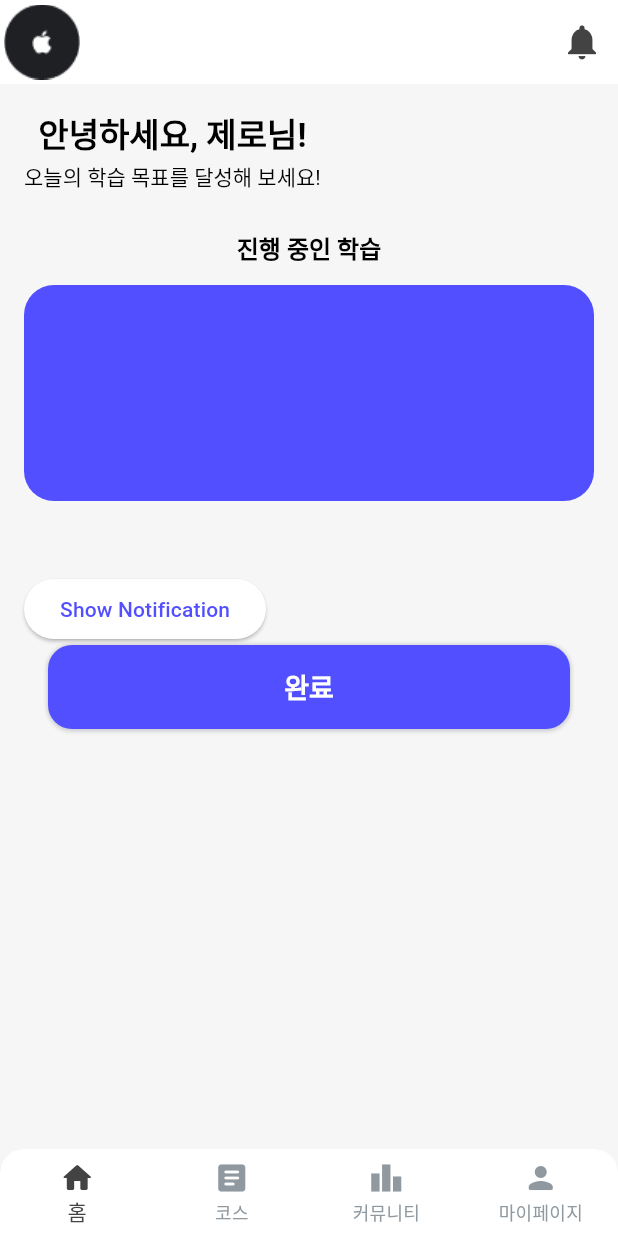
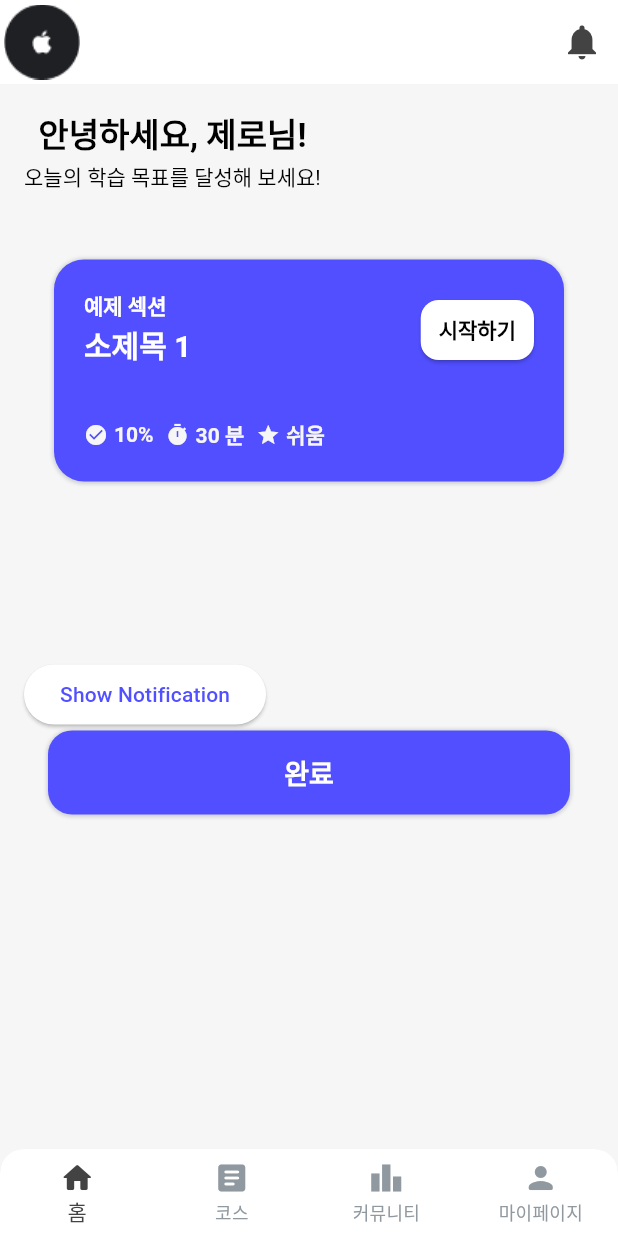
Before and after one commit to ChristineKangHee/Glang, a Flutter app: the screen it shows after launch, on a phone screen of 412 x 824 dp. Run offline on Flutter 3.47's test engine with Material 3 defaults, Android fonts, the phone set to English and light mode, and no system bars; our stand-ins replace easy_localization, firebase_auth, firebase_core, flutter_dotenv, flutter_local_notifications, flutter_riverpod and 2 more; accounts and stored records are empty; Roboto replaces fonts that are missing (Pretendard); project files that could hold a hidden picture were left out.

```diff
--- a/lib/view/home/home.dart
+++ b/lib/view/home/home.dart
@@ -12,10 +12,12 @@ import 'package:readventure/viewmodel/app_state_controller.dart';
 import 'package:readventure/viewmodel/theme_controller.dart';
 import 'package:readventure/theme/theme.dart';
 import 'package:readventure/theme/font.dart';
+import '../../model/section_data.dart';
 import '../../viewmodel/custom_colors_provider.dart';
 import '../../viewmodel/notification_controller.dart';
 import '../components/custom_app_bar.dart';
 import '../components/custom_button.dart';
+import '../course/popup_component.dart';
 import 'example.dart';
 
 class MyHomePage extends ConsumerWidget { // ConsumerWidget으로 변경
@@ -28,6 +30,21 @@ class MyHomePage extends ConsumerWidget { // ConsumerWidget으로 변경
     var screenWidth = MediaQuery.of(context).size.width;
     var screenHeight = MediaQuery.of(context).size.height;
     final name = "제로";
+    final data = SectionData(
+      section: 1,
+      title: "예제 섹션",
+      subdetailTitle: ["소제목 1"],
+      textContents: ["이 섹션에서는 학습 목표를 달성하는 방법을 배웁니다."],
+      achievement: ['10'],
+      totalTime: ['30'],
+      difficultyLevel: ["쉬움"],
+      imageUrls: ['https://www.google.com/url?sa=i&url=https%3A%2F%2Fm.health.chosun.com%2Fsvc%2Fnews_view.html%3Fcontid%3D2023071701758&psig=AOvVaw15uCYdRE77x_VcSo5nt8IE&ust=1736318472714000&source=images&cd=vfe&opi=89978449&ved=0CBQQjRxqFwoTCMjLv8CA44oDFQAAAAAdAAAAABAE',],
+      missions: [['미션 1-1', '미션 1-2', '미션 1-3', '미션 1-4', '미션 1-5', '미션 1-6'],],
+      effects: [['미션 1-1', '미션 1-2', '미션 1-3',],],
+      status: ["start",],
+      sectionDetail: '중급 코스의 설명 내용입니다.', // 상태값 예시
+    );
+
 
     return Scaffold(
       backgroundColor: customColors.neutral90,
@@ -47,26 +64,19 @@ class MyHomePage extends ConsumerWidget { // ConsumerWidget으로 변경
                   ],
                 ),
                 SizedBox(height: 24,),
-                Column(
-                  children: [
-                    Text("진행 중인 학습", style: body_small_semi(context),),
-                    SizedBox(height: 12,),
-                    Container(
-                      width: screenWidth,
-                      height: 144,
-                      decoration: BoxDecoration(
-                        borderRadius: BorderRadius.circular(20),
-                        color: customColors.primary
-                      ),
-                      child: Padding(
-                        padding: EdgeInsets.all(20),
 
-                      ),
-                    )
-                  ],
+                SectionPopup(
+                  title: data.title,
+                  subTitle: data.subdetailTitle[0],
+                  time: data.totalTime[0],
+                  level: data.difficultyLevel[0],
+                  description: data.textContents[0],
+                  imageUrl: data.imageUrls[0],
+                  missions: data.missions[0],
+                  effects: data.effects[0],
+                  achievement: data.achievement[0],
+                  status: data.status[0],
                 ),
-
-
 
                 SizedBox(height: 24,),
 
```
Also changed, not shown: lib/view/course/popup_component.dart (+100 -11 lines).
